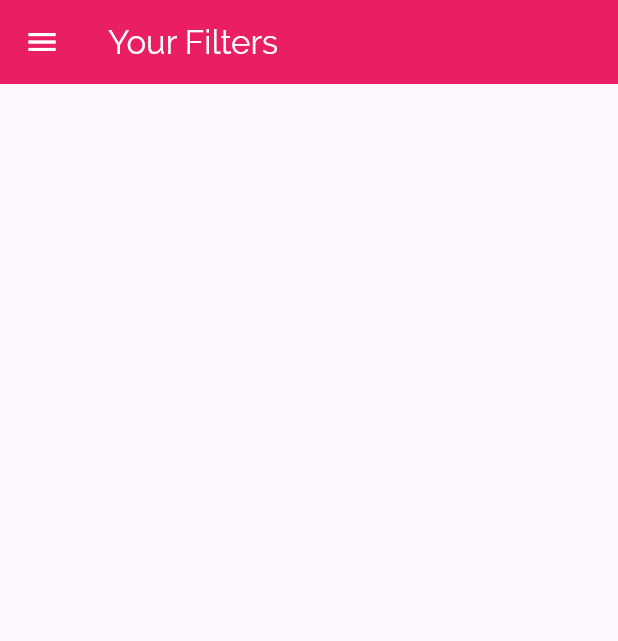
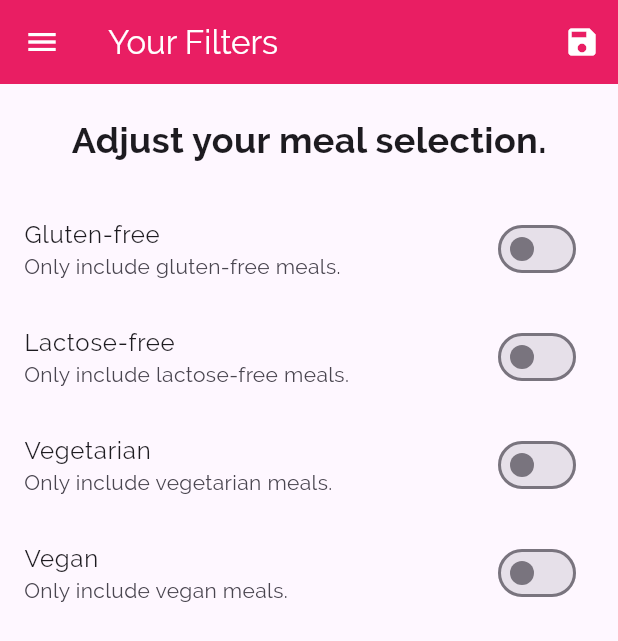
Before and after one commit to Assil28/MEALS_APP, a Flutter app: the FiltersScreen screen opened by its route, on a phone screen of 412 x 824 dp. Shown: the top 641 px of the screen. Run offline on Flutter 3.47's test engine with Material 3 defaults, Android fonts, the phone set to English and light mode, and no system bars.

```diff
--- a/lib/main.dart
+++ b/lib/main.dart
@@ -1,4 +1,6 @@
 import 'package:flutter/material.dart';
+import 'package:meals_app/dummy_data.dart';
+import 'package:meals_app/models/meal.dart';
 import 'package:meals_app/screens/categories_screen.dart';
 import 'package:meals_app/screens/category_meals_screen.dart';
 import 'package:meals_app/screens/filters_screen.dart';
@@ -9,7 +11,67 @@ import 'package:meals_app/screens/tabs_screen.dart';
 
 void main() => runApp(MyApp());
 
-class MyApp extends StatelessWidget {
+class MyApp extends StatefulWidget {
+  @override
+  State<MyApp> createState() => _MyAppState();
+}
+
+class _MyAppState extends State<MyApp> {
+
+  Map<String,bool> _filters={
+    'gluten':false,
+    'lactose':false,
+    'vegan':false,
+    'vegetarian':false,
+  };
+
+  List<Meal> _availableMeals = DUMMY_MEALS;
+
+List<Meal> _favoriteMeals = [];
+
+  void _setFilters(Map<String,bool> filterData){
+     setState(() {
+      _filters = filterData;
+
+      _availableMeals = DUMMY_MEALS.where((meal) {
+        if (_filters['gluten']! && !meal.isGlutenFree) {
+          return false;
+        }
+        if (_filters['lactose']! && !meal.isLactoseFree) {
+          return false;
+        }
+        if (_filters['vegan']! && !meal.isVegan) {
+          return false;
+        }
+        if (_filters['vegetarian']! && !meal.isVegetarian) {
+          return false;
+        }
+        return true;
+      }).toList();
+    });
+  }
+
+  void _toggleFavorite(String mealId){
+     final existingIndex =
+        _favoriteMeals.indexWhere((meal) => meal.id == mealId);
+    if (existingIndex >= 0) {
+      setState(() {
+        _favoriteMeals.removeAt(existingIndex);
+      });
+    } else {
+      setState(() {
+        _favoriteMeals.add(
+          DUMMY_MEALS.firstWhere((meal) => meal.id == mealId),
+        );
+      });
+    }
+  }
+
+   bool _isMealFavorite(String id) {
+    return _favoriteMeals.any((meal) => meal.id == id);
+  }
+
+
   @override
   Widget build(BuildContext context) {
     return MaterialApp(
@@ -37,12 +99,12 @@ class MyApp extends StatelessWidget {
       // home: CategoriesScreen(),
       initialRoute: '/',
       routes: {
-        '/': (context) =>  TabsScreen(),
+        '/': (context) =>  TabsScreen(_favoriteMeals),
         //'/category-meals': (context) => CategoryMealsScreen(), = CategoryMealsScreen.routeName: (context) => CategoryMealsScreen(),
 
-        CategoryMealsScreen.routeName: (context) => CategoryMealsScreen(),
-        MealDetailScreen.routeNamed: (context) => MealDetailScreen(),
-        FiltersScreen.routeName:(context)=> FiltersScreen(),
+        CategoryMealsScreen.routeName: (context) => CategoryMealsScreen(_availableMeals),
+        MealDetailScreen.routeNamed: (context) => MealDetailScreen(_toggleFavorite, _isMealFavorite),
+        FiltersScreen.routeName:(context)=> FiltersScreen(_filters, _setFilters),
       },
       // a exécuter quand on essai daccéder a un route n'est pas defini
       onGenerateRoute: (settings) {
--- a/lib/screens/category_meals_screen.dart
+++ b/lib/screens/category_meals_screen.dart
@@ -5,6 +5,10 @@ import 'package:meals_app/widgets/meal_item.dart';
 
 class CategoryMealsScreen extends StatefulWidget {
   static const routeName = '/category-meals';
+
+  final List<Meal> availableMeals;
+
+  const CategoryMealsScreen(this.availableMeals);
 
   @override
   State<CategoryMealsScreen> createState() => _CategoryMealsScreenState();
@@ -33,7 +37,7 @@ class _CategoryMealsScreenState extends State<CategoryMealsScreen> {
           ModalRoute.of(context)!.settings.arguments as Map<String, String>;
       final categoryId = routeArgs['id'];
       categoryTitle = routeArgs['title'];
-      displayMeals = DUMMY_MEALS.where((meal) {
+      displayMeals = widget.availableMeals.where((meal) {
         return meal.categories.contains(categoryId);
       }).toList();
       _loadedInitData = true;
@@ -65,7 +69,6 @@ class _CategoryMealsScreenState extends State<CategoryMealsScreen> {
             duration: displayMeals![index].duration,
             complexity: displayMeals![index].complexity,
             affordability: displayMeals![index].affordability,
-            removeItem: _removeMeal,
           );
         },
         itemCount: displayMeals!.length,
--- a/lib/screens/filters_screen.dart
+++ b/lib/screens/filters_screen.dart
@@ -1,22 +1,140 @@
+
+
 import 'package:flutter/material.dart';
 import 'package:meals_app/widgets/main_drawer.dart';
 
-class FiltersScreen extends StatelessWidget {
-  static const routeName='/filters';
+class FiltersScreen extends StatefulWidget {
+  static const routeName = '/filters';
+
+  final Function saveFilters;
+  final Map<String, bool> currentFilters;
+
+  FiltersScreen(this.currentFilters, this.saveFilters);
+
+  @override
+  _FiltersScreenState createState() => _FiltersScreenState();
+}
+
+class _FiltersScreenState extends State<FiltersScreen> {
+  bool _glutenFree = false;
+  bool _vegetarian = false;
+  bool _vegan = false;
+  bool _lactoseFree = false;
+
+  @override
+  initState() {
+    _glutenFree = widget.currentFilters['gluten']!;
+    _lactoseFree = widget.currentFilters['lactose']!;
+    _vegetarian = widget.currentFilters['vegetarian']!;
+    _vegan = widget.currentFilters['vegan']!;
+    super.initState();
+  }
+
+  Widget _buildSwitchListTile(
+    String title,
+    String description,
+    bool currentValue,
+    void Function(bool) updateValue,
+  ) {
+    return SwitchListTile(
+      activeColor: Colors.amber,
+      title: Text(title),
+      value: currentValue,
+      subtitle: Text(
+        description,
+      ),
+      onChanged: updateValue,
+    );
+  }
 
   @override
   Widget build(BuildContext context) {
     return Scaffold(
       appBar: AppBar(
-        title: Text(
-         'Your Filters',
-          style: TextStyle(color: Colors.white),
-        ),
+        iconTheme: IconThemeData(color: Colors.white),
         backgroundColor: Colors.pink,
-          iconTheme: IconThemeData(color: Colors.white), // to change the color of the icon drawer
+        title: Text('Your Filters', style: TextStyle(color: Colors.white)),
+        actions: <Widget>[
+          IconButton(
+            icon: Icon(Icons.save),
+            onPressed: () {
+              final selectedFilters = {
+                'gluten': _glutenFree,
+                'lactose': _lactoseFree,
+                'vegan': _vegan,
+                'vegetarian': _vegetarian,
+              };
+              widget.saveFilters(selectedFilters);
+            },
+          )
+        ],
       ),
-              drawer:MainDrawer(),
-
+      drawer: MainDrawer(),
+      body: Column(
+        children: <Widget>[
+          Container(
+            padding: EdgeInsets.all(20),
+            child: Text(
+              'Adjust your meal selection.',
+              style: TextStyle(fontSize: 24,fontWeight: FontWeight.bold),
+            ),
+          ),
+          Expanded(
+            child: ListView(
+              children: <Widget>[
+                _buildSwitchListTile(
+                  'Gluten-free',
+                  'Only include gluten-free meals.',
+                  _glutenFree,
+                  (newValue) {
+                    setState(
+                      () {
+                        _glutenFree = newValue;
+                      },
+                    );
+                  },
+                ),
+                _buildSwitchListTile(
+                  'Lactose-free',
+                  'Only include lactose-free meals.',
+                  _lactoseFree,
+                  (newValue) {
+                    setState(
+                      () {
+                        _lactoseFree = newValue;
+                      },
+                    );
+                  },
+                ),
+                _buildSwitchListTile(
+                  'Vegetarian',
+                  'Only include vegetarian meals.',
+                  _vegetarian,
+                  (newValue) {
+                    setState(
+                      () {
+                        _vegetarian = newValue;
+                      },
+                    );
+                  },
+                ),
+                _buildSwitchListTile(
+                  'Vegan',
+                  'Only include vegan meals.',
+                  _vegan,
+                  (newValue) {
+                    setState(
+                      () {
+                        _vegan = newValue;
+                      },
+                    );
+                  },
+                )
+              ],
+            ),
+          ),
+        ],
+      ),
     );
   }
 }
--- a/lib/widgets/meal_item.dart
+++ b/lib/widgets/meal_item.dart
@@ -9,7 +9,6 @@ class MealItem extends StatelessWidget {
   final int duration;
   final Complexity complexity;
   final Affordability affordability;
-  final Function removeItem;
 
   MealItem({
     required this.id,
@@ -18,7 +17,7 @@ class MealItem extends StatelessWidget {
     required this.duration,
     required this.complexity,
     required this.affordability,
-    required this.removeItem,
+
 
   });
 
@@ -56,7 +55,7 @@ class MealItem extends StatelessWidget {
     )
         .then((result) {
       if(result != null){
-        removeItem(result);
+       // removeItem(result);
       }
     });
   }
```
Also changed, not shown: lib/screens/favorites_screen.dart (+26 -2 lines), lib/screens/meal_detail_screen.dart (+7 -4 lines), lib/screens/tabs_screen.dart (+16 -4 lines).
